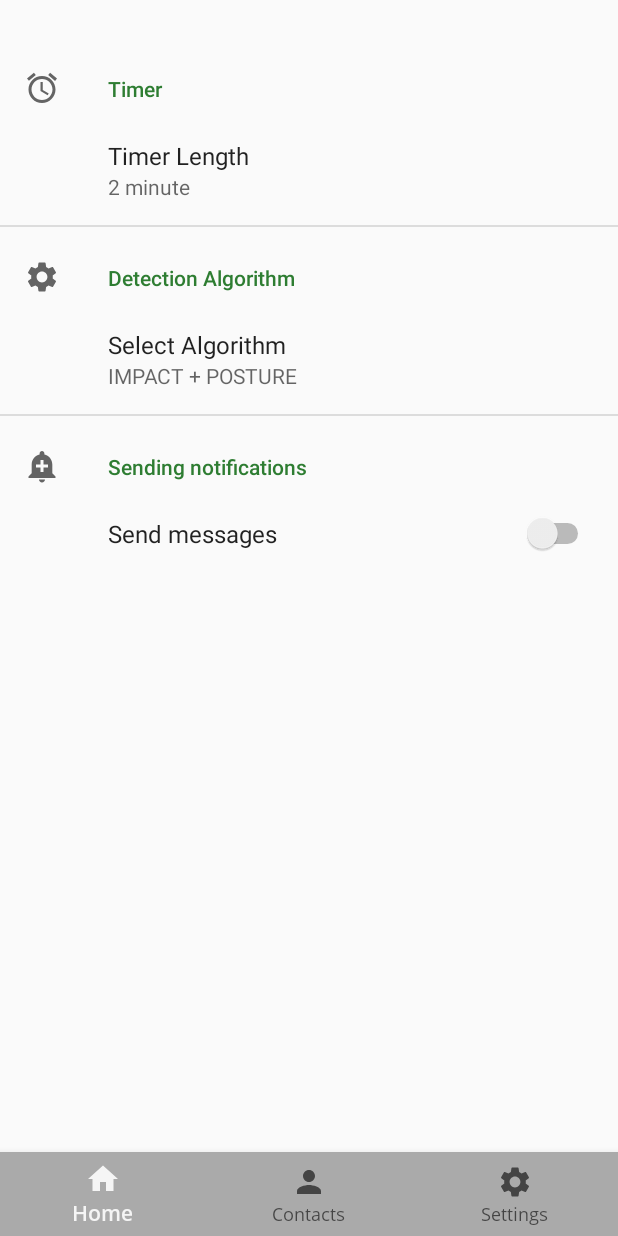
After one commit to lukaszbirski/Fall_Detection, an Android app built with Jetpack Compose: the SettingsFragment screen opened through its navigation route, on a phone screen of 412 x 824 dp. The commit adds this screen. Run offline under Robolectric (Android 15) with nearby library versions, the phone set to English and light mode, and no system bars; our stand-ins replace Dagger/Hilt's generated code, Timber, androidx.preference.

Commit message:
Created SettingsFragment

```diff
--- a/app/build.gradle
+++ b/app/build.gradle
@@ -234,20 +234,20 @@ dependencies {
     implementation 'com.google.android.material:material:1.3.0'
     implementation 'androidx.legacy:legacy-support-v4:1.0.0'
 
-    //rx
+    // rx
     def rxJavaVersion = '2.0.1'
     implementation "io.reactivex.rxjava2:rxjava:$rxJavaVersion"
     implementation "io.reactivex.rxjava2:rxandroid:$rxJavaVersion"
 
-    //navigation component dependencies
+    // navigation component dependencies
     def nav_version = "2.5.0"
     implementation "androidx.navigation:navigation-fragment-ktx:$nav_version"
     implementation "androidx.navigation:navigation-ui-ktx:$nav_version"
 
-    //easy Permissions
+    // easy Permissions
     implementation 'pub.devrel:easypermissions:3.0.0'
 
-    //junit 5
+    // junit 5
     def junit5 = "5.7.1"
     testImplementation "org.junit.jupiter:junit-jupiter-api:$junit5"
     testRuntimeOnly "org.junit.jupiter:junit-jupiter-engine:$junit5"
@@ -257,4 +257,7 @@ dependencies {
     androidTestImplementation "androidx.test:runner:$androidx_test"
 
     implementation "androidx.appcompat:appcompat:1.4.2"
+
+    // preferences
+    implementation 'androidx.preference:preference-ktx:1.2.0'
 }
--- /dev/null
+++ b/app/src/main/java/com/example/android/architecture/blueprints/todoapp/SettingsFragment.kt
@@ -0,0 +1,13 @@
+package com.example.android.architecture.blueprints.todoapp
+
+import android.os.Bundle
+import androidx.preference.PreferenceFragmentCompat
+import dagger.hilt.android.AndroidEntryPoint
+
+@AndroidEntryPoint
+class SettingsFragment : PreferenceFragmentCompat() {
+
+    override fun onCreatePreferences(savedInstanceState: Bundle?, rootKey: String?) {
+        setPreferencesFromResource(R.xml.root_preferences, rootKey)
+    }
+}
--- a/app/src/main/java/com/example/android/architecture/blueprints/todoapp/TasksActivity.kt
+++ b/app/src/main/java/com/example/android/architecture/blueprints/todoapp/TasksActivity.kt
@@ -35,7 +35,7 @@ class TasksActivity : AppCompatActivity() {
         navHostFragment.findNavController()
             .addOnDestinationChangedListener { _, destination, _ ->
                 when (destination.id) {
-//                    R.id.settingsFragment,
+                    R.id.settingsFragment,
 //                    R.id.graphFragment,
                     R.id.contactsFragment,
                     R.id.homeFragment -> binding.bottomNav.visibility = View.VISIBLE
@@ -50,7 +50,7 @@ class TasksActivity : AppCompatActivity() {
         when (item.itemId) {
             R.id.homeFragment -> navigateToFragment(HomeFragment())
 //            R.id.graphFragment -> navigateToFragment(GraphFragment())
-//            R.id.settingsFragment -> navigateToFragment(SettingsFragment())
+            R.id.settingsFragment -> navigateToFragment(SettingsFragment())
             R.id.contactsFragment -> navigateToFragment(ContactsFragment())
         }
     }
--- a/app/src/main/res/menu/bottom_nav_menu.xml
+++ b/app/src/main/res/menu/bottom_nav_menu.xml
@@ -13,8 +13,8 @@
         android:title="@string/bottom_navigation_contacts_text"
         android:icon="@drawable/ic_person_24" />
 
-<!--    <item android:id="@+id/settingsFragment"-->
-<!--        android:title="@string/bottom_navigation_settings_text"-->
-<!--        android:icon="@drawable/ic_baseline_settings_24" />-->
+    <item android:id="@+id/settingsFragment"
+        android:title="@string/bottom_navigation_settings_text"
+        android:icon="@drawable/ic_baseline_settings_24" />
 
 </menu>
--- a/app/src/main/res/navigation/main_graph.xml
+++ b/app/src/main/res/navigation/main_graph.xml
@@ -8,4 +8,12 @@
         android:id="@+id/homeFragment"
         android:name="com.example.android.architecture.blueprints.todoapp.HomeFragment"
         android:label="HomeFragment" />
+    <fragment
+        android:id="@+id/settingsFragment"
+        android:name="com.example.android.architecture.blueprints.todoapp.SettingsFragment"
+        android:label="SettingsFragment" />
+    <fragment
+        android:id="@+id/contactsFragment"
+        android:name="com.example.android.architecture.blueprints.todoapp.ContactsFragment"
+        android:label="ContactsFragment" />
 </navigation>
--- /dev/null
+++ b/app/src/main/res/values/arrays.xml
@@ -0,0 +1,34 @@
+<?xml version="1.0" encoding="utf-8"?>
+<resources>
+
+    <!-- Timer Lengths starts here -->
+    <string-array name="timer_lengths_entries">
+        <item>@string/preferences_timer_array_one_minute_text</item>
+        <item>@string/preferences_timer_array_two_minute_text</item>
+        <item>@string/preferences_timer_array_five_minute_text</item>
+        <item>@string/preferences_timer_array_ten_minute_text</item>
+    </string-array>
+
+    <string-array name="timer_lengths_values">
+        <item>1</item>
+        <item>2</item>
+        <item>5</item>
+        <item>10</item>
+    </string-array>
+    <!-- Timer Lengths ends here -->
+
+    <!-- Select algorithm starts here -->
+    <string-array name="detection_algorithms_entries">
+        <item>@string/preferences_algorithms_array_impact_posture_text</item>
+        <item>@string/preferences_algorithms_array_impact_posture_fall_text</item>
+        <item>@string/preferences_algorithms_array_impact_velocity_posture_fall_text</item>
+    </string-array>
+
+    <string-array name="detection_algorithms_values">
+        <item>1</item>
+        <item>2</item>
+        <item>3</item>
+    </string-array>
+    <!-- Select algorithm ends here -->
+
+</resources>
--- /dev/null
+++ b/app/src/main/res/xml/root_preferences.xml
@@ -0,0 +1,45 @@
+<?xml version="1.0" encoding="utf-8"?>
+<PreferenceScreen xmlns:android="http://schemas.android.com/apk/res/android"
+    xmlns:app="http://schemas.android.com/apk/res-auto">
+
+    <PreferenceCategory
+        app:title="@string/preferences_category_timer_title_text"
+        android:icon="@drawable/ic_baseline_alarm_24">
+
+        <ListPreference
+            app:defaultValue="2"
+            app:entries="@array/timer_lengths_entries"
+            app:entryValues="@array/timer_lengths_values"
+            app:key="@string/shared_preferences_timer_length_list_key"
+            app:title="@string/preferences_list_timer_title_text"
+            app:useSimpleSummaryProvider="true" />
+
+    </PreferenceCategory>
+
+    <PreferenceCategory
+        app:title="@string/preferences_category_detection_algorithm_title_text"
+        android:icon="@drawable/ic_baseline_settings_24">
+
+        <ListPreference
+            app:defaultValue="1"
+            app:entries="@array/detection_algorithms_entries"
+            app:entryValues="@array/detection_algorithms_values"
+            app:key="@string/shared_preferences_detection_algorithms_list_key"
+            app:title="@string/preferences_list_algorithm_title_text"
+            app:useSimpleSummaryProvider="true" />
+
+    </PreferenceCategory>
+
+    <PreferenceCategory
+        app:title="@string/preferences_category_sending_notification_title_text"
+        android:icon="@drawable/ic_baseline_add_alert_24">
+
+        <SwitchPreference
+            app:defaultValue="1"
+            app:key="@string/shared_preferences_send_message_key"
+            app:title="@string/preferences_send_messages_title_text"
+            app:useSimpleSummaryProvider="true" />
+
+    </PreferenceCategory>
+
+</PreferenceScreen>
```
